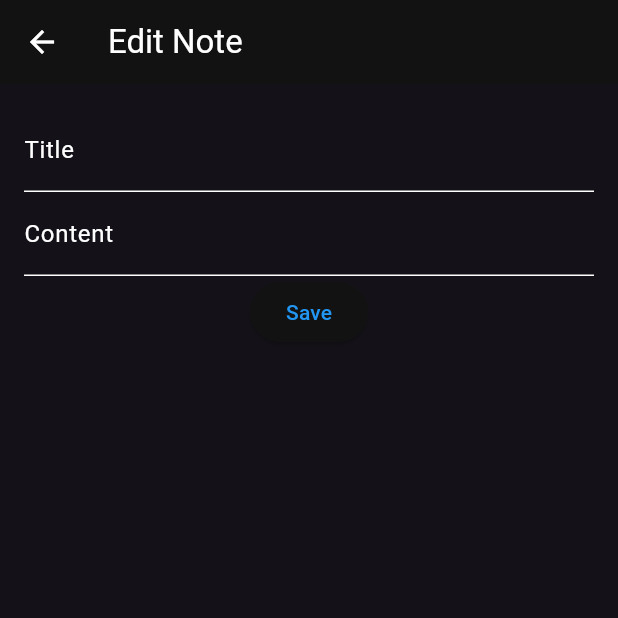
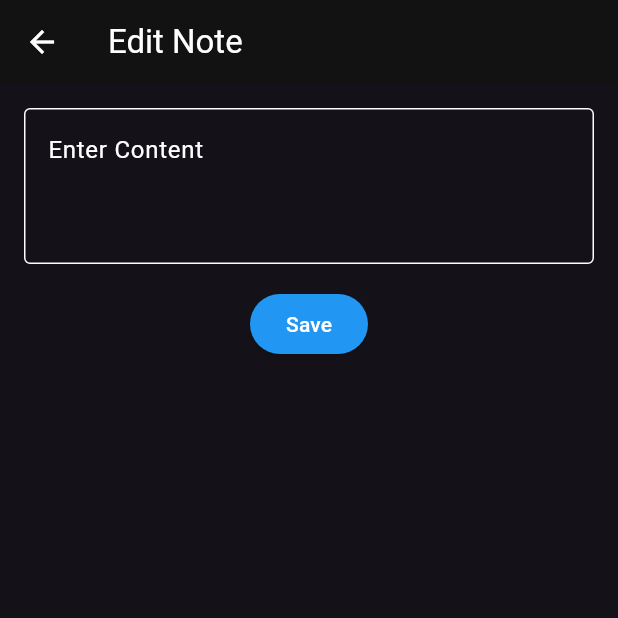
Before and after one commit to bluegmlduf2/noteapp, a Flutter app: the screen it shows after launch, after a tap on the "add" icon, on a phone screen of 412 x 824 dp, the top half of it. Run offline on Flutter 3.47's test engine with Material 3 defaults, Android fonts, the phone set to English and light mode, and no system bars; our stand-ins replace shared_preferences, sqflite; accounts and stored records are empty.

Commit message:
add: 삭제기능추가

```diff
--- /dev/null
+++ b/devtools_options.yaml
@@ -0,0 +1,3 @@
+description: This file stores settings for Dart & Flutter DevTools.
+documentation: https://docs.flutter.dev/tools/devtools/extensions#configure-extension-enablement-states
+extensions:
--- a/lib/component/cards.dart
+++ b/lib/component/cards.dart
@@ -12,7 +12,6 @@ class NoteCardComponent extends StatelessWidget {
   @override
   Widget build(BuildContext context) {
     String neatDate = DateFormat.yMd().add_jm().format(noteData.date);
-    Color color = _getColor(noteData.title);
     return GestureDetector(
       onTap: () => onTapAction(noteData),
       child: Card(
--- a/lib/data/models.dart
+++ b/lib/data/models.dart
@@ -1,14 +1,14 @@
 import 'dart:math';
 
 class NotesModel {
-  int id;
+  int? id;
   String title;
   String content;
   bool isImportant;
   DateTime date;
 
   NotesModel({
-    required this.id,
+    this.id,
     required this.title,
     required this.content,
     required this.isImportant,
--- a/lib/screens/edit.dart
+++ b/lib/screens/edit.dart
@@ -6,8 +6,11 @@ class EditNotePage extends StatefulWidget {
   final Function() triggerRefetch;
   final NotesModel? existingNote;
 
-  const EditNotePage(
-      {super.key, required this.triggerRefetch, this.existingNote});
+  const EditNotePage({
+    super.key,
+    required this.triggerRefetch,
+    this.existingNote,
+  });
 
   @override
   _EditNotePageState createState() => _EditNotePageState();
@@ -15,7 +18,6 @@ class EditNotePage extends StatefulWidget {
 
 class _EditNotePageState extends State<EditNotePage> {
   late NotesModel currentNote;
-  late TextEditingController titleController;
   late TextEditingController contentController;
 
   @override
@@ -23,13 +25,42 @@ class _EditNotePageState extends State<EditNotePage> {
     super.initState();
     currentNote = widget.existingNote ??
         NotesModel(
-            id: 0,
-            title: '',
-            content: '',
-            isImportant: false,
-            date: DateTime.now());
-    titleController = TextEditingController(text: currentNote.title);
+          title: '',
+          content: '',
+          isImportant: false,
+          date: DateTime.now(),
+        );
+
     contentController = TextEditingController(text: currentNote.content);
+  }
+
+  void _saveNote() async {
+    if (contentController.text.isEmpty) {
+      return;
+    }
+    // 저장한 메모의 상태저장
+    setState(() {
+      currentNote.content = contentController.text;
+    });
+
+    if (widget.existingNote == null) {
+      await NotesDatabaseService.db.addNoteInDB(currentNote);
+    } else {
+      await NotesDatabaseService.db.updateNoteInDB(currentNote);
+    }
+
+    // 메모 리스트 새롭게 받아오기
+    widget.triggerRefetch();
+    // 홈화면 이동
+    Navigator.pop(context);
+  }
+
+  void _deleteNote() async {
+    if (widget.existingNote != null) {
+      await NotesDatabaseService.db.deleteNoteInDB(currentNote);
+      widget.triggerRefetch();
+    }
+    Navigator.pop(context);
   }
 
   @override
@@ -41,27 +72,42 @@ class _EditNotePageState extends State<EditNotePage> {
         child: Column(
           children: [
             TextField(
-                controller: titleController,
-                decoration: const InputDecoration(labelText: 'Title')),
-            TextField(
-                controller: contentController,
-                decoration: const InputDecoration(labelText: 'Content')),
-            ElevatedButton(onPressed: _saveNote, child: const Text('Save')),
+              controller: contentController,
+              decoration: InputDecoration(
+                border: OutlineInputBorder(),
+                hintText: 'Enter Content',
+              ),
+              keyboardType: TextInputType.multiline,
+              minLines: 3,
+              maxLines: 10,
+            ),
+            const SizedBox(height: 16),
+            Wrap(
+              spacing: 16,
+              alignment: WrapAlignment.center, // 중앙 정렬
+              children: [
+                if (widget.existingNote != null)
+                  ElevatedButton(
+                    style: ElevatedButton.styleFrom(
+                      backgroundColor: Colors.red,
+                      foregroundColor: Colors.white,
+                    ),
+                    onPressed: _deleteNote,
+                    child: const Text('Delete'),
+                  ),
+                ElevatedButton(
+                  style: ElevatedButton.styleFrom(
+                    backgroundColor: Colors.blue,
+                    foregroundColor: Colors.white,
+                  ),
+                  onPressed: _saveNote,
+                  child: const Text('Save'),
+                ),
+              ],
+            ),
           ],
         ),
       ),
     );
   }
-
-  void _saveNote() async {
-    currentNote.title = titleController.text;
-    currentNote.content = contentController.text;
-    if (widget.existingNote == null) {
-      await NotesDatabaseService.db.addNoteInDB(currentNote);
-    } else {
-      await NotesDatabaseService.db.updateNoteInDB(currentNote);
-    }
-    widget.triggerRefetch();
-    Navigator.pop(context);
-  }
 }
--- a/lib/screens/home.dart
+++ b/lib/screens/home.dart
@@ -24,6 +24,19 @@ class _MyHomePageState extends State<MyHomePage> {
     setNotesFromDB();
   }
 
+  void _openNote(NotesModel note) {
+    Navigator.push(
+      context,
+      MaterialPageRoute(
+        builder: (context) => EditNotePage(
+          existingNote: note,
+          triggerRefetch: setNotesFromDB,
+        ),
+      ),
+    );
+  }
+
+  // 메모 리스트 새롭게 받아오기
   Future<void> setNotesFromDB() async {
     List<NotesModel> fetchedNotes =
         await NotesDatabaseService.db.getNotesFromDB();
@@ -66,16 +79,4 @@ class _MyHomePageState extends State<MyHomePage> {
       ),
     );
   }
-
-  void _openNote(NotesModel note) {
-    Navigator.push(
-      context,
-      MaterialPageRoute(
-        builder: (context) => EditNotePage(
-          existingNote: note,
-          triggerRefetch: setNotesFromDB,
-        ),
-      ),
-    );
-  }
 }
--- a/lib/services/database.dart
+++ b/lib/services/database.dart
@@ -8,6 +8,7 @@ class NotesDatabaseService {
 
   NotesDatabaseService._();
 
+  // 데이터베이스 게터 (함수가아닌 게터사용이유는 게터는 호출시괄호가 필요없이 읽기전용이기때문에)
   Future<Database> get database async {
     if (_database != null) return _database!;
     _database = await _initDatabase();
```
